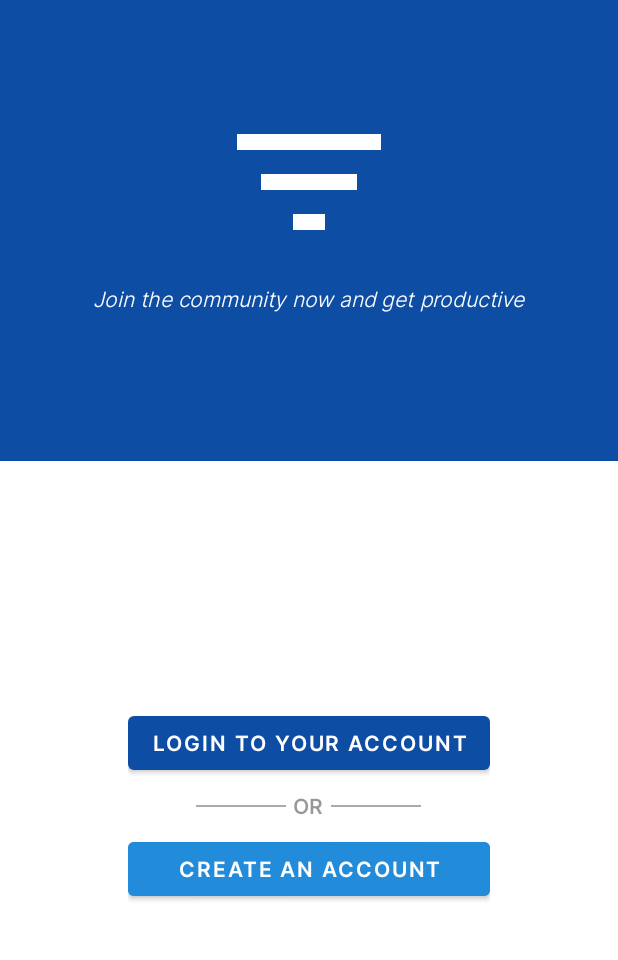
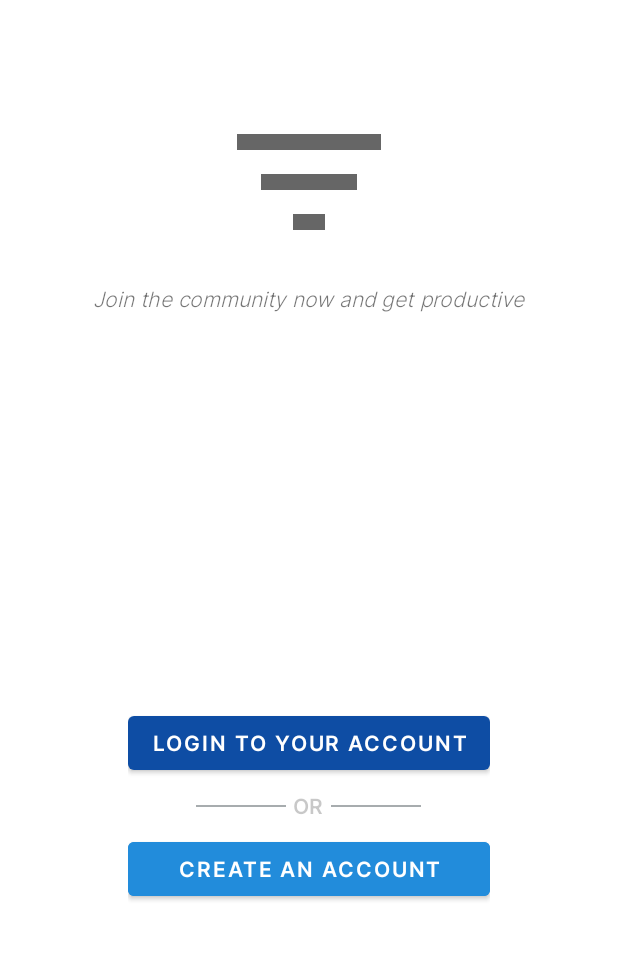
Before and after one commit to BenjaminSpoiden/TaskPlanner, an Android app: the screen it shows after launch (MainActivity), on a phone screen of 412 x 824 dp, the part 84-1044 px from its top. Run offline under Robolectric (Android 15) with nearby library versions, the phone set to English and light mode, and no system bars; our stand-ins replace Dagger/Hilt's generated code, navigation-ui; 1 statement that could not run was skipped.

```diff
--- a/client/app/build.gradle
+++ b/client/app/build.gradle
@@ -76,6 +76,10 @@ dependencies {
     implementation 'org.jetbrains.kotlinx:kotlinx-coroutines-android:1.4.1'
     testImplementation 'org.jetbrains.kotlinx:kotlinx-coroutines-test:1.3.0-M1'
 
+    //DataStore
+    implementation "androidx.datastore:datastore-preferences:1.0.0-alpha08"
+    implementation "androidx.datastore:datastore-preferences-core:1.0.0-alpha08"
+
 
     testImplementation 'junit:junit:4.+'
     androidTestImplementation 'androidx.test.ext:junit:1.1.2'
--- a/client/app/src/main/java/com/ben/taskplanner/MainActivity.kt
+++ b/client/app/src/main/java/com/ben/taskplanner/MainActivity.kt
@@ -2,27 +2,53 @@ package com.ben.taskplanner
 
 import androidx.appcompat.app.AppCompatActivity
 import android.os.Bundle
+import android.util.Log
 import android.view.View
+import androidx.activity.viewModels
+import androidx.lifecycle.Observer
+import androidx.lifecycle.lifecycleScope
 import androidx.navigation.NavController
+import androidx.navigation.NavGraph
 import androidx.navigation.findNavController
 import androidx.navigation.ui.AppBarConfiguration
 import androidx.navigation.ui.setupActionBarWithNavController
 import androidx.navigation.ui.setupWithNavController
+import com.ben.taskplanner.util.TaskPlannerDataStore
+import com.ben.taskplanner.view.SharedTokenViewModel
+import com.ben.taskplanner.view.my_task.MyTaskViewModel
 import com.google.android.material.bottomnavigation.BottomNavigationView
 import dagger.hilt.android.AndroidEntryPoint
+import kotlinx.coroutines.delay
+import kotlinx.coroutines.launch
+import javax.inject.Inject
 
 @AndroidEntryPoint
 class MainActivity : AppCompatActivity() {
 
     private val navController by lazy { findNavController(R.id.fragment) }
     private val bottomNavigationView: BottomNavigationView by lazy { findViewById(R.id.bottomNavView) }
+    private val sharedTokenViewModel: SharedTokenViewModel by viewModels()
 
     override fun onCreate(savedInstanceState: Bundle?) {
         super.onCreate(savedInstanceState)
         setContentView(R.layout.activity_main)
         bottomNavBarConfig()
         supportActionBar?.elevation = 0F
+
+        val navGraph = navController.navInflater.inflate(R.navigation.nav_graph)
+
+        sharedTokenViewModel.readAccessToken().observe(this) { token ->
+            Log.d("Tag", "Token: $token")
+            if(!token.isNullOrEmpty()) {
+                navGraph.startDestination = R.id.homeFragment
+                navController.graph = navGraph
+            }else {
+                navGraph.startDestination = R.id.credentialsFragment
+                navController.graph = navGraph
+            }
+        }
     }
+
 
     override fun onSupportNavigateUp(): Boolean {
         return navController.navigateUp() || super.onSupportNavigateUp()
--- /dev/null
+++ b/client/app/src/main/java/com/ben/taskplanner/util/Constants.kt
@@ -0,0 +1,6 @@
+package com.ben.taskplanner.util
+
+object Constants {
+    const val PREFERENCE_NAME = "task_planner_prefs"
+    const val PREFERENCE_ACCESS_TOKEN = "access_token"
+}
--- /dev/null
+++ b/client/app/src/main/java/com/ben/taskplanner/util/TaskPlannerDataStore.kt
@@ -0,0 +1,55 @@
+package com.ben.taskplanner.util
+
+import android.content.Context
+import androidx.datastore.core.DataStore
+import androidx.datastore.preferences.core.Preferences
+import androidx.datastore.preferences.core.edit
+import androidx.datastore.preferences.core.emptyPreferences
+import androidx.datastore.preferences.core.stringPreferencesKey
+import androidx.datastore.preferences.preferencesDataStore
+import com.ben.taskplanner.util.Constants.PREFERENCE_ACCESS_TOKEN
+import com.ben.taskplanner.util.Constants.PREFERENCE_NAME
+import dagger.hilt.android.qualifiers.ApplicationContext
+import kotlinx.coroutines.flow.Flow
+import kotlinx.coroutines.flow.catch
+import kotlinx.coroutines.flow.map
+import java.io.IOException
+import javax.inject.Inject
+import javax.inject.Singleton
+
+private val Context.dataStore by preferencesDataStore(PREFERENCE_NAME)
+
+@Singleton
+class TaskPlannerDataStore @Inject constructor(@ApplicationContext private val context: Context) {
+
+    private object PreferenceKey {
+        val accessToken = stringPreferencesKey(PREFERENCE_ACCESS_TOKEN)
+    }
+
+    private val dataStore: DataStore<Preferences> = context.dataStore
+
+    suspend fun saveAccessToken(accessToken: String) {
+        dataStore.edit {
+            it[PreferenceKey.accessToken] = accessToken
+        }
+    }
+
+    suspend fun logOut() {
+        dataStore.edit {
+            it.remove(PreferenceKey.accessToken)
+        }
+    }
+
+    val readAccessToken: Flow<String?> = dataStore.data.
+        catch { exception ->
+              if(exception is IOException) {
+                  emit(emptyPreferences())
+              } else {
+                  throw exception
+              }
+        }
+        .map { preferences ->
+            val accessToken = preferences[PreferenceKey.accessToken]
+            accessToken
+        }
+}
--- a/client/app/src/main/java/com/ben/taskplanner/view/BaseFragment.kt
+++ b/client/app/src/main/java/com/ben/taskplanner/view/BaseFragment.kt
@@ -10,6 +10,7 @@ import androidx.lifecycle.ViewModel
 import androidx.lifecycle.ViewModelProvider
 import androidx.viewbinding.ViewBinding
 import com.ben.taskplanner.repository.TaskPlannerRepository
+import com.ben.taskplanner.util.TaskPlannerDataStore
 import com.google.gson.Gson
 import dagger.hilt.android.AndroidEntryPoint
 import okhttp3.ResponseBody
@@ -19,12 +20,13 @@ import javax.inject.Inject
 abstract class BaseFragment<VB: ViewBinding, VM: ViewModel>: Fragment() {
 
     @Inject lateinit var taskPlannerRepository: TaskPlannerRepository
+    @Inject lateinit var taskPlannerDataStore: TaskPlannerDataStore
     @Inject lateinit var gson: Gson
 
     private var _binding: VB? = null
     protected val binding get() = _binding!!
     protected val viewModel: VM by lazy {
-        val viewModelFactory = ViewModelFactory(taskPlannerRepository)
+        val viewModelFactory = ViewModelFactory(taskPlannerRepository, taskPlannerDataStore)
         ViewModelProvider(this, viewModelFactory).get(bindViewModel())
     }
 
--- /dev/null
+++ b/client/app/src/main/java/com/ben/taskplanner/view/SharedTokenViewModel.kt
@@ -0,0 +1,36 @@
+package com.ben.taskplanner.view
+
+import androidx.lifecycle.LiveData
+import androidx.lifecycle.ViewModel
+import androidx.lifecycle.asLiveData
+import androidx.lifecycle.viewModelScope
+import com.ben.taskplanner.util.TaskPlannerDataStore
+import dagger.hilt.android.lifecycle.HiltViewModel
+import kotlinx.coroutines.Dispatchers
+import kotlinx.coroutines.delay
+import kotlinx.coroutines.flow.first
+import kotlinx.coroutines.flow.firstOrNull
+import kotlinx.coroutines.launch
+import kotlinx.coroutines.runBlocking
+import javax.inject.Inject
+
+@HiltViewModel
+class SharedTokenViewModel @Inject constructor(private val taskPlannerDataStore: TaskPlannerDataStore): ViewModel() {
+
+    fun writeAccessToken(accessToken: String) {
+        viewModelScope.launch(Dispatchers.IO) {
+            taskPlannerDataStore.saveAccessToken(accessToken)
+        }
+    }
+
+    fun readAccessToken(): LiveData<String?> {
+        return taskPlannerDataStore.readAccessToken.asLiveData(Dispatchers.IO)
+    }
+
+    fun logOut() {
+        viewModelScope.launch(Dispatchers.IO) {
+            delay(3000)
+            taskPlannerDataStore.logOut()
+        }
+    }
+}
--- a/client/app/src/main/java/com/ben/taskplanner/view/credentials/LoginViewModel.kt
+++ b/client/app/src/main/java/com/ben/taskplanner/view/credentials/LoginViewModel.kt
@@ -5,14 +5,18 @@ import com.ben.taskplanner.model.ResponseHandler
 import com.ben.taskplanner.model.user.LoginUserModel
 import com.ben.taskplanner.model.user.UserResponse
 import com.ben.taskplanner.repository.TaskPlannerRepository
+import com.ben.taskplanner.util.TaskPlannerDataStore
 import dagger.hilt.android.lifecycle.HiltViewModel
+import kotlinx.coroutines.Dispatchers
 import kotlinx.coroutines.flow.MutableStateFlow
 import kotlinx.coroutines.flow.combine
 import kotlinx.coroutines.launch
 import javax.inject.Inject
 
 @HiltViewModel
-class LoginViewModel @Inject constructor(private val taskPlannerRepository: TaskPlannerRepository) : ViewModel() {
+class LoginViewModel @Inject constructor(
+    private val taskPlannerRepository: TaskPlannerRepository
+) : ViewModel() {
 
     private val _email: MutableStateFlow<String> = MutableStateFlow("")
     private val _password: MutableStateFlow<String> = MutableStateFlow("")
--- a/client/app/src/main/res/layout/fragment_credentials.xml
+++ b/client/app/src/main/res/layout/fragment_credentials.xml
@@ -4,14 +4,12 @@
     xmlns:app="http://schemas.android.com/apk/res-auto"
     xmlns:tools="http://schemas.android.com/tools"
     android:layout_width="match_parent"
-    android:layout_height="match_parent"
-    tools:context=".CredentialsFragment">
+    android:layout_height="match_parent">
 
     <View
         android:id="@+id/view"
         android:layout_width="match_parent"
         android:layout_height="0dp"
-        android:background="@color/blue"
         app:layout_constraintEnd_toEndOf="parent"
         app:layout_constraintHeight_percent="0.4"
         app:layout_constraintHorizontal_bias="0.5"
@@ -27,8 +25,7 @@
         app:layout_constraintBottom_toBottomOf="@+id/view"
         app:layout_constraintEnd_toEndOf="parent"
         app:layout_constraintStart_toStartOf="@+id/view"
-        app:layout_constraintTop_toTopOf="parent"
-        app:tint="@color/white" />
+        app:layout_constraintTop_toTopOf="parent" />
 
     <TextView
         android:id="@+id/textView3"
@@ -37,7 +34,6 @@
         android:layout_marginTop="4dp"
         android:fontFamily="@font/inter_light"
         android:text="Join the community now and get productive"
-        android:textColor="@color/white"
         android:textStyle="italic"
         app:layout_constraintEnd_toEndOf="parent"
         app:layout_constraintHorizontal_bias="0.5"
@@ -97,8 +93,7 @@
                 android:layout_weight="1"
                 android:fontFamily="@font/inter_semibold"
                 android:gravity="center"
-                android:text="OR"
-                android:textColor="@color/black" />
+                android:text="OR" />
 
             <View
                 android:layout_width="0dp"
--- a/client/app/src/main/res/layout/fragment_login.xml
+++ b/client/app/src/main/res/layout/fragment_login.xml
@@ -91,9 +91,9 @@
     <TextView
         android:layout_width="wrap_content"
         android:layout_height="wrap_content"
-        android:fontFamily="@font/inter_semibold"
+        android:fontFamily="@font/inter_black"
         android:text="@string/create_account"
-        android:textColor="@color/black"
+        android:textColor="?attr/colorOnSecondary"
         app:layout_constraintEnd_toEndOf="parent"
         app:layout_constraintStart_toStartOf="parent"
         app:layout_constraintTop_toBottomOf="@+id/signInButton" />
--- a/client/app/src/main/res/navigation/nav_graph.xml
+++ b/client/app/src/main/res/navigation/nav_graph.xml
@@ -51,12 +51,26 @@
         android:id="@+id/loginFragment"
         android:name="com.ben.taskplanner.view.credentials.LoginFragment"
         android:label="Login into TaskPlanner"
-        tools:layout="@layout/fragment_login"/>
+        tools:layout="@layout/fragment_login">
+        <action
+            android:id="@+id/action_loginFragment_to_homeFragment"
+            app:destination="@id/homeFragment" />
+        <action
+            android:id="@+id/action_loginFragment_to_registerFragment"
+            app:destination="@id/registerFragment" />
+    </fragment>
     <fragment
         android:id="@+id/registerFragment"
         android:name="com.ben.taskplanner.view.credentials.RegisterFragment"
         android:label="Create an account to TaskPlanner"
-        tools:layout="@layout/fragment_register"/>
+        tools:layout="@layout/fragment_register">
+        <action
+            android:id="@+id/action_registerFragment_to_homeFragment"
+            app:destination="@id/homeFragment" />
+        <action
+            android:id="@+id/action_registerFragment_to_loginFragment"
+            app:destination="@id/loginFragment" />
+    </fragment>
     <fragment
         android:id="@+id/addTaskFragment"
         android:name="com.ben.taskplanner.view.my_task.AddTaskFragment"
--- a/client/app/src/main/res/values-night/themes.xml
+++ b/client/app/src/main/res/values-night/themes.xml
@@ -1,13 +1,13 @@
 <resources xmlns:tools="http://schemas.android.com/tools">
     <!-- Base application theme. -->
-    <style name="Theme.TaskPlanner" parent="Theme.MaterialComponents.DayNight.DarkActionBar">
+    <style name="Theme.TaskPlanner" parent="Theme.MaterialComponents.Light.DarkActionBar">
         <!-- Primary brand color. -->
-        <item name="colorPrimary">@color/lighter_blue</item>
+        <item name="colorPrimary">@color/blue</item>
         <item name="colorPrimaryVariant">@color/darker_blue</item>
-        <item name="colorOnPrimary">@color/black</item>
+        <item name="colorOnPrimary">@color/white</item>
         <!-- Secondary brand color. -->
         <item name="colorSecondary">@color/green_ish</item>
-        <item name="colorSecondaryVariant">@color/green_ish</item>
+        <item name="colorSecondaryVariant">@color/darker_green_ish</item>
         <item name="colorOnSecondary">@color/black</item>
         <!-- Status bar color. -->
         <item name="android:statusBarColor" tools:targetApi="l">?attr/colorPrimaryVariant</item>
--- a/client/app/src/main/res/values/strings.xml
+++ b/client/app/src/main/res/values/strings.xml
@@ -20,5 +20,5 @@
     <string name="placeholderimage">placeholderImage</string>
     <string name="add_a_new_task">Add a new task</string>
     <string name="update_an_existing_task">Update an existing task</string>
-    <string name="create_account">Create an account</string>
+    <string name="create_account">Create an account on TaskPlanner</string>
 </resources>
--- a/client/app/src/main/res/values/themes.xml
+++ b/client/app/src/main/res/values/themes.xml
@@ -1,6 +1,6 @@
 <resources xmlns:tools="http://schemas.android.com/tools">
     <!-- Base application theme. -->
-    <style name="Theme.TaskPlanner" parent="Theme.MaterialComponents.DayNight.DarkActionBar">
+    <style name="Theme.TaskPlanner" parent="Theme.MaterialComponents.Light.DarkActionBar">
         <!-- Primary brand color. -->
         <item name="colorPrimary">@color/blue</item>
         <item name="colorPrimaryVariant">@color/darker_blue</item>
```
Also changed, not shown: client/app/src/main/java/com/ben/taskplanner/view/ViewModelFactory.kt (+7 -1 lines), client/app/src/main/java/com/ben/taskplanner/view/credentials/LoginFragment.kt (+8 -1 lines), client/app/src/main/java/com/ben/taskplanner/view/credentials/RegisterFragment.kt (+0 -41 lines), client/app/src/main/java/com/ben/taskplanner/view/my_task/MyTaskViewModel.kt (+8 -1 lines).
